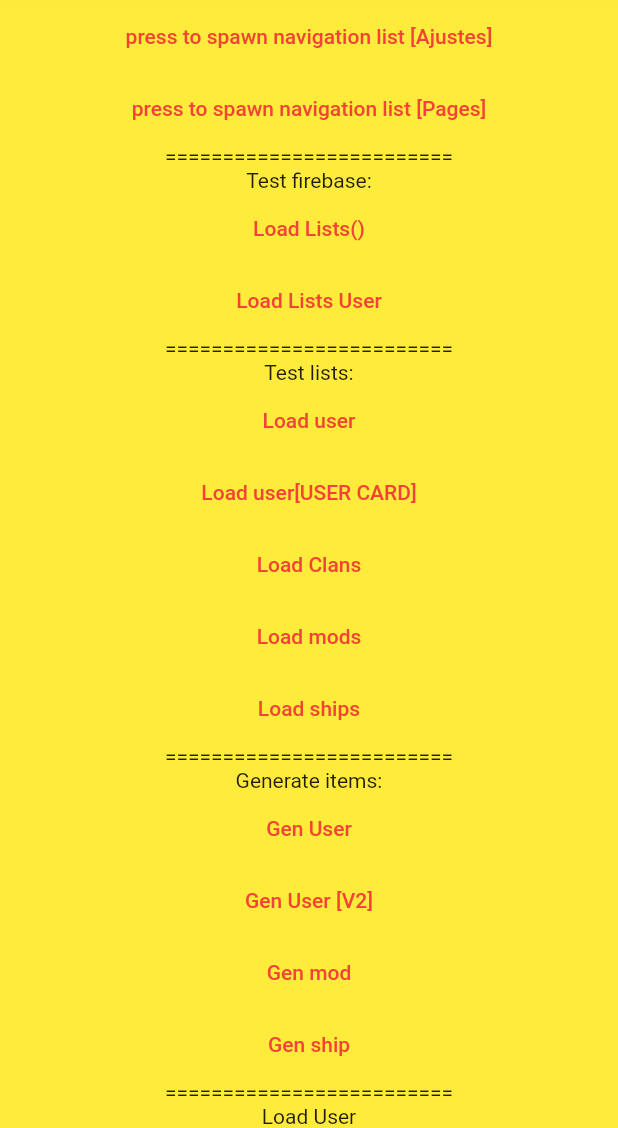
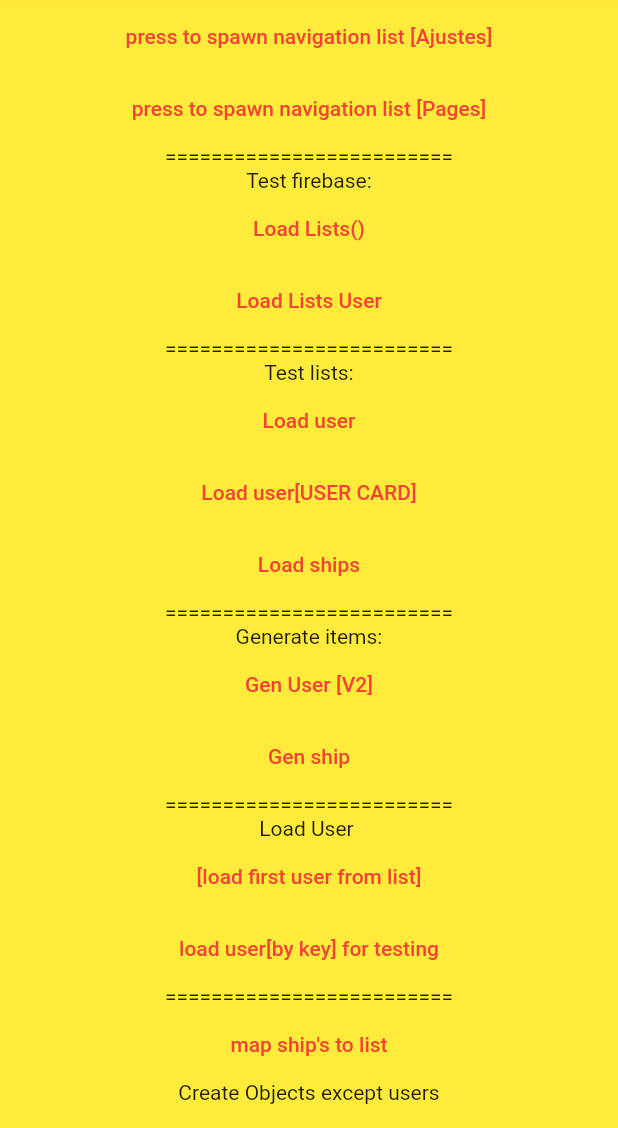
Before and after one commit to PolGarciaBlanch/star_fighter, a Flutter app: the screen it shows after launch, after a tap on an icon or button, on a phone screen of 412 x 824 dp, the part 108-1236 px from its top. Run offline on Flutter 3.47's test engine with Material 2 defaults, Android fonts, the phone set to English and light mode, and no system bars; our stand-ins replace firebase_auth, firebase_core, firebase_database, flutter_compass, image_picker and 1 more; missing offline and left inert: cloudinary_sdk, dart:ffi, flutter_osm_plugin, mobile_scanner; accounts and stored records are empty.

Commit message:
login correctoº
login correcto

```diff
--- a/lib/Pantallas/pant_developer_test.dart
+++ b/lib/Pantallas/pant_developer_test.dart
@@ -88,7 +88,7 @@ class _PantDevState extends State<PantDev> {
                 TextButton(
                     onPressed: () {
                       fd.GetObjList(
-                          fd.listUser, User.fromDatabaseJson, fd.user);
+                          fd.listUser, User_.fromDatabaseJson, fd.user);
                       print("lol");
                     },
                     child: Text("Load Lists User")),
@@ -108,20 +108,20 @@ class _PantDevState extends State<PantDev> {
                       print("lol");
                     },
                     child: Text("Load user[USER CARD]")),
-                TextButton(
+                /*TextButton(
                     onPressed: () {
                       dList.GenerateGenericList(context, fd.listClan,
                           fd.listClan, dList.test, cBuilder.TextCard);
                       print("lol");
                     },
-                    child: Text("Load Clans")),
-                TextButton(
+                    child: Text("Load Clans")),*/
+                /*TextButton(
                     onPressed: () {
                       dList.GenerateGenericList(context, fd.listMod, fd.listMod,
                           dList.test, cBuilder.TextCard);
                       print("lol");
                     },
-                    child: Text("Load mods")),
+                    child: Text("Load mods")),*/
                 TextButton(
                     onPressed: () {
                       dList.GenerateGenericList(context, fd.listShip,
@@ -131,31 +131,30 @@ class _PantDevState extends State<PantDev> {
                     child: Text("Load ships")),
                 Text("========================="),
                 Text("Generate items:"),
-                TextButton(
+                /*TextButton(
                     onPressed: () {
                       User k = User.genUser();
                       Map<String, dynamic> a = k.toDatabaseJson();
                       //fd.NewObj(a, "users/");
                       fd.NewObjWithKey(a, "users/", "fffffff");
                     },
-                    child: Text("Gen User")),
+                    child: Text("Gen User")),*/
                 TextButton(
                     onPressed: () {
-                      User k = User.genUser();
+                      User_ k = User_.genUser();
                       k.id = i.toString();
                       i += 1000;
                       k.NewUserInstance(k);
                       //fd.NewObj(a, "users/");
                     },
                     child: Text("Gen User [V2]")),
-                TextButton(onPressed: () {}, child: Text("Gen mod")),
                 TextButton(onPressed: () {}, child: Text("Gen ship")),
                 Text("========================="),
-                Text("Load User"),
+                Text("Load User "),
                 TextButton(
                     onPressed: () {
                       fd.GetObjList(
-                          fd.listUser, User.fromDatabaseJson, fd.user);
+                          fd.listUser, User_.fromDatabaseJson, fd.user);
                       loggedUser.clear();
                       if (fd.listUser.length > 0) {
                         loggedUser.add(fd.listUser.first);
@@ -163,12 +162,12 @@ class _PantDevState extends State<PantDev> {
 
                       print(loggedUser.length.toString());
                     },
-                    child: Text("load user for testing")),
+                    child: Text("[load first user from list]")),
                 TextButton(
                     onPressed: () async {
                       loggedUser.clear();
                       loggedUser.add(await fd.GetObj(
-                          User.fromDatabaseJson, fd.user, "90000100"));
+                          User_.fromDatabaseJson, fd.user, "90000100"));
                       /*
                       User user = await fd.GetObj(
                           User.fromDatabaseJson, fd.user, "90000100");
@@ -180,10 +179,10 @@ class _PantDevState extends State<PantDev> {
 
                       print(loggedUser.length.toString());
                     },
-                    child: Text("load user for testing with key")),
-                TextButton(onPressed: () {}, child: Text("userProfile")),
+                    child: Text("load user[by key] for testing")),
+                /*TextButton(onPressed: () {}, child: Text("userProfile")),
                 TextButton(onPressed: () {}, child: Text("list mods(delete)")),
-                TextButton(onPressed: () {}, child: Text("list ships(delete)")),
+                TextButton(onPressed: () {}, child: Text("list ships(delete)")),*/
                 Text("========================="),
                 TextButton(
                     onPressed: () {
@@ -193,16 +192,16 @@ class _PantDevState extends State<PantDev> {
                           fd.listShip, dList.test, cBuilder.TextCard);
                     },
                     child: Text("map ship's to list")),
-                TextButton(
+                /* TextButton(
                     onPressed: () {
                       fd.GetObjList(
                           fd.listClan, Clan.fromDatabaseJson, fd.clan);
                       dList.GenerateGenericList(context, fd.listClan,
                           fd.listClan, dList.test, cBuilder.TextCard);
                     },
-                    child: Text("generic getList clan list")),
+                    child: Text("generic getList clan list")),*/
                 Text("Create Objects except users"),
-                TextButton(
+                /*TextButton(
                     onPressed: () {
                       //remove function in Clan obj
                       Clan clan = Clan(
@@ -215,8 +214,8 @@ class _PantDevState extends State<PantDev> {
                       Map<String, dynamic> map = clan.toDatabaseJson();
                       fd.NewObj(map, fd.clan);
                     },
-                    child: Text("Create New Clan[]")),
-                TextButton(onPressed: () {}, child: Text("Create New Mod[]")),
+                    child: Text("Create New Clan[]")),*/
+                /*TextButton(onPressed: () {}, child: Text("Create New Mod[]")),*/
                 TextButton(onPressed: () {}, child: Text("Create New Ship[]")),
                 Text("========================="),
                 Text("Test Select Image"),
--- a/lib/Pantallas/pantalla_crear_usr.dart
+++ b/lib/Pantallas/pantalla_crear_usr.dart
@@ -5,6 +5,10 @@ import 'package:firebase_database/firebase_database.dart';
 import 'package:firebase_database/ui/firebase_animated_list.dart';
 import 'package:firebase_auth/firebase_auth.dart';
 import 'package:flutter/material.dart';
+import 'package:star_fighter/control/firabase_data.dart';
+import 'package:star_fighter/obj/obj_user.dart';
+
+import '../main.dart';
 
 class Create extends StatefulWidget {
   const Create({Key? key}) : super(key: key);
@@ -15,6 +19,7 @@ class Create extends StatefulWidget {
 class _create extends State<Create> {
   FirebaseAuth log = FirebaseAuth.instance;
   FirebaseDatabase firebase = FirebaseDatabase.instance;
+  FirebaseData fireData = FirebaseData();
   final textUsr = TextEditingController();
   final textPasswd = TextEditingController();
   final textUsrname = TextEditingController();
@@ -136,12 +141,18 @@ class _create extends State<Create> {
 
   void register(String email, String pwd, String usrname) async {
     try {
-
-      UserCredential usercredentials = await FirebaseAuth.instance.createUserWithEmailAndPassword(email: email, password: pwd);
-      firebase.ref("users/" + usercredentials.user!.uid).set({"username": usrname, "credits": 1000, "chosenship": 0});
-      firebase.ref("users/" + usercredentials.user!.uid.toString() + "/ships").set({"ship": 0});
+      UserCredential usercredentials = await FirebaseAuth.instance
+          .createUserWithEmailAndPassword(email: email, password: pwd);
+      User_ user = User_.genUser();
+      user.id = usercredentials.user!.uid;
+      user.name = usrname;
+      fireData.NewObjWithKey(
+          user.toDatabaseJson(), fireData.user, usercredentials.user!.uid);
+      loggedUser.clear();
+      loggedUser.add(user);
+      /*firebase.ref("users/" + usercredentials.user!.uid).set({"username": usrname, "credits": 1000, "chosenship": 0});
+      firebase.ref("users/" + usercredentials.user!.uid.toString() + "/ships").set({"ship": 0});*/
       Navigator.pushReplacementNamed(context, 'pantalla_carga');
-
     } on FirebaseAuthException catch (e) {
       showDialog(
           context: context,
--- a/lib/Pantallas/pantalla_login.dart
+++ b/lib/Pantallas/pantalla_login.dart
@@ -5,6 +5,9 @@ import 'package:flutter/material.dart';
 import 'package:star_fighter/Pantallas/pantalla_carga.dart';
 import 'package:star_fighter/Pantallas/pantalla_principal.dart';
 import 'package:star_fighter/Pantallas/pantalla_testeo.dart';
+import 'package:star_fighter/control/firabase_data.dart';
+import 'package:star_fighter/main.dart';
+import 'package:star_fighter/obj/obj_user.dart';
 
 class Login extends StatefulWidget {
   const Login({Key? key}) : super(key: key);
@@ -15,6 +18,8 @@ class Login extends StatefulWidget {
 class _login extends State<Login> {
   FirebaseAuth log = FirebaseAuth.instance;
   FirebaseDatabase firebase = FirebaseDatabase.instance;
+  FirebaseData fireData = FirebaseData();
+
   final textUsr = TextEditingController();
   final textPasswd = TextEditingController();
 
@@ -134,14 +139,24 @@ class _login extends State<Login> {
     try {
       UserCredential userCredential = await FirebaseAuth.instance
           .signInWithEmailAndPassword(email: email, password: pwd);
-      Stream<DatabaseEvent> stream =
+      loggedUser.clear();
+      loggedUser.add(await fireData.GetObj(
+          User_.fromDatabaseJson, fireData.user, userCredential.user!.uid));
+      Navigator.pushReplacementNamed(context, 'pantalla_carga');
+      /*
+      User_ user = User_.genUser();
+      user.id = userCredential.user!.uid;
+      fireData.NewObjWithKey(user.toDatabaseJson(), fireData.user,userCredential.user!.uid);
+
+      */
+      /*Stream<DatabaseEvent> stream =
           firebase.ref("users/" + userCredential.user!.uid).onValue;
       stream.listen((DatabaseEvent event) {
         setState(() {
           Map<dynamic, dynamic> value = event.snapshot.value! as Map;
           Navigator.pushReplacementNamed(context, 'pantalla_carga');
         });
-      });
+      });*/
     } on FirebaseAuthException catch (e) {
       if (e.code == 'user-not-found') {
         showDialog(
--- a/lib/Pantallas/pantalla_perfil.dart
+++ b/lib/Pantallas/pantalla_perfil.dart
@@ -24,7 +24,7 @@ class _PantallaPerfilState extends State<PantallaPerfil> {
   _PantallaPerfilState();
   ImageApi img = ImageApi();
   ImagePickerLib imgLib = ImagePickerLib();
-  User user = loggedUser[0];
+  User_ user = loggedUser[0];
   String altPers =
       "https://res.cloudinary.com/didy88ckl/image/upload/v1649235499/Images/noFile/nouser.jpg";
 
--- a/lib/control/firabase_data.dart
+++ b/lib/control/firabase_data.dart
@@ -16,7 +16,7 @@ class FirebaseData {
   List<Clan> listClan = [];
   List<Mod> listMod = [];
   List<Ship> listShip = [];
-  List<User> listUser = [];
+  List<User_> listUser = [];
 
   FirebaseDatabase firebase = FirebaseDatabase.instance;
   var referenceDatabase = FirebaseDatabase.instance;
--- a/lib/main.dart
+++ b/lib/main.dart
@@ -23,7 +23,7 @@ Future<void> main() async {
   runApp(const MyApp());
 }
 
-List<User> loggedUser = [];
+List<User_> loggedUser = [];
 
 //List<Object> parameters =[111123231323, ""]
 class MyApp extends StatelessWidget {
@@ -65,7 +65,7 @@ class MyApp extends StatelessWidget {
         'PantNav': (BuildContext context) => PantNav(lista: "Ajustes"),
         'pantalla_login': (BuildContext context) => const Login(),
         'pantalla_crea_usr': (BuildContext context) => const Create(),
-        /* 'pantalla_principal': (BuildContext context) => PantallaPrincipal(),*/
+        'pantalla_principal': (BuildContext context) => PantallaPrincipal(),
         'pantalla_testeo': (BuildContext context) => PantallaTesteo(),
         'pantalla_qrView': (BuildContext context) => QRView(),
         'pnatalla_qrShow': (BuildContext context) => QRShow(),
--- a/lib/obj/obj_clans.dart
+++ b/lib/obj/obj_clans.dart
@@ -46,7 +46,7 @@ class Clan {
     return returnMap; //
   }
 
-  static Clan genClan(User user) {
+  static Clan genClan(User_ user) {
     return Clan(id: "", rank: 0, name: "aaa", desc: "", member: [user.id]);
   }
   //crear clan
--- a/lib/obj/obj_user.dart
+++ b/lib/obj/obj_user.dart
@@ -6,7 +6,7 @@ import 'package:star_fighter/obj/obj_ship.dart';
 
 import '../control/image_api.dart';
 
-class User {
+class User_ {
   String id;
   String name;
   String surname;
@@ -18,7 +18,7 @@ class User {
   List<Custom> ships;
   List<String> modules;
 
-  User({
+  User_({
     required this.id,
     required this.name,
     required this.surname,
@@ -30,7 +30,7 @@ class User {
     required this.ships,
     required this.modules,
   });
-  static User fromDatabaseJson(Map<String, dynamic> data, String id) {
+  static User_ fromDatabaseJson(Map<String, dynamic> data, String id) {
     print("voice:" + id);
     List<String> _clan = [];
     if (data.containsKey('clan')) {
@@ -101,7 +101,7 @@ class User {
       credits = data['credits'];
     }
     print("echo:" + id);
-    return User(
+    return User_(
         id: id,
         name: name,
         surname: surname,
@@ -138,9 +138,9 @@ class User {
 
   //llama esta funcion para crear usuarios modifica nombres y lvl y has de poenr el id
 
-  static User genUser() {
+  static User_ genUser() {
     List<String> friendList = [];
-    return User(
+    return User_(
         id: "",
         name: "",
         surname: "",
@@ -156,7 +156,7 @@ class User {
   ImageApi imageApi = ImageApi();
   FirebaseData firebase = FirebaseData();
 
-  NewUserInstance(User user) {
+  NewUserInstance(User_ user) {
     firebase.NewObjWithKey(user.toDatabaseJson(), firebase.user, user.id);
     /*imageApi.UploadPlaceholder(
         "https://res.cloudinary.com/didy88ckl/image/upload/v1648710084/samples/cloudinary-group.jpg",
@@ -165,35 +165,35 @@ class User {
   }
 
   //friends
-  AddFirends(User user, User friend) {
+  AddFirends(User_ user, User_ friend) {
     user.friends.add(friend.id);
     firebase.ReplaceObj(user.toDatabaseJson(), firebase.user, user.id);
   }
 
-  RemoveFriend(User user, User friend) {
+  RemoveFriend(User_ user, User_ friend) {
     user.friends.remove(friend.id);
     firebase.ReplaceObj(user.toDatabaseJson(), firebase.user, user.id);
   }
 
   //clans
-  RequestJoinClan(User user, Clan clan) {
+  RequestJoinClan(User_ user, Clan clan) {
     if (user.clan.isEmpty) {
       user.clan.add(clan.id);
     }
   }
 
-  JoinClan(User user, Clan clan) {
+  JoinClan(User_ user, Clan clan) {
     if (user.clan.isEmpty) {
       user.clan.add(clan.id);
     }
   }
 
-  LeaveClan(User user, Clan clan) {
+  LeaveClan(User_ user, Clan clan) {
     user.clan.remove(clan.id);
   }
 
   //Add methods
-  BuyShip(User user, Ship ship) {
+  BuyShip(User_ user, Ship ship) {
     //,{bool = false}
     user.credits = user.credits - ship.price;
     List<String> mods = [];
@@ -202,25 +202,25 @@ class User {
     firebase.ReplaceObj(user.toDatabaseJson(), firebase.user, user.id);
   }
 
-  BuyMod(User user, Mod mod) {
+  BuyMod(User_ user, Mod mod) {
     user.credits = user.credits - mod.price;
     user.modules.add(mod.id);
     firebase.ReplaceObj(user.toDatabaseJson(), firebase.user, user.id);
   }
 
-  RemoveModFromShip(Custom custom, Mod mod, User user) {
+  RemoveModFromShip(Custom custom, Mod mod, User_ user) {
     custom.mods.remove(mod.id);
     user.modules.add(mod.id);
     firebase.ReplaceObj(user.toDatabaseJson(), firebase.user, user.id);
   }
 
-  AddModToShip(Custom custom, Mod mod, User user) {
+  AddModToShip(Custom custom, Mod mod, User_ user) {
     user.modules.remove(mod.id);
     custom.mods.add(mod.id);
     firebase.ReplaceObj(user.toDatabaseJson(), firebase.user, user.id);
   }
 
-  UserSetShip(Custom custom, User user) {
+  UserSetShip(Custom custom, User_ user) {
     List<Custom> newList = [];
     newList.add(custom);
     user.ships.remove(custom);
@@ -229,7 +229,7 @@ class User {
     firebase.ReplaceObj(user.toDatabaseJson(), firebase.user, user.id);
   }
 
-  ScrapShip(Custom custom, User user) {
+  ScrapShip(Custom custom, User_ user) {
     int credits = 0;
     //get ship
     //get list of mods
@@ -246,7 +246,7 @@ class User {
     firebase.ReplaceObj(user.toDatabaseJson(), firebase.user, user.id);
   }
 
-  ScrapMod(Mod mod, User user) {
+  ScrapMod(Mod mod, User_ user) {
     int value = (mod.price * 0.75).toInt();
     user.modules.remove(mod);
     firebase.ReplaceObj(user.toDatabaseJson(), firebase.user, user.id);
```
Also changed, not shown: 2 other files.
